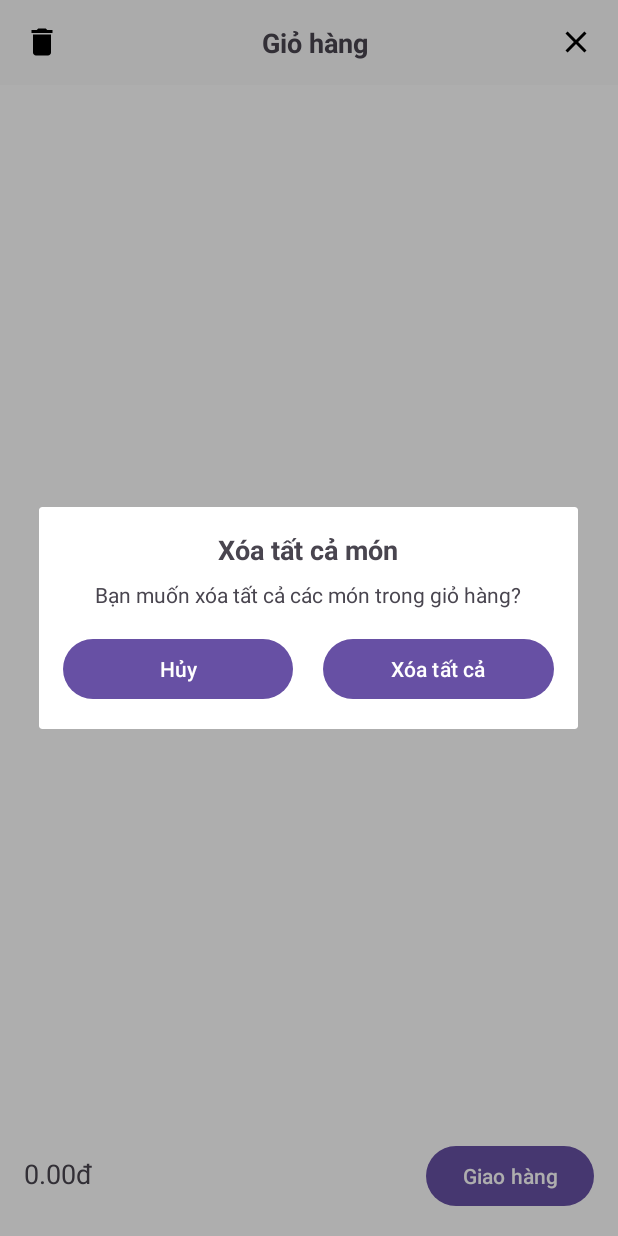
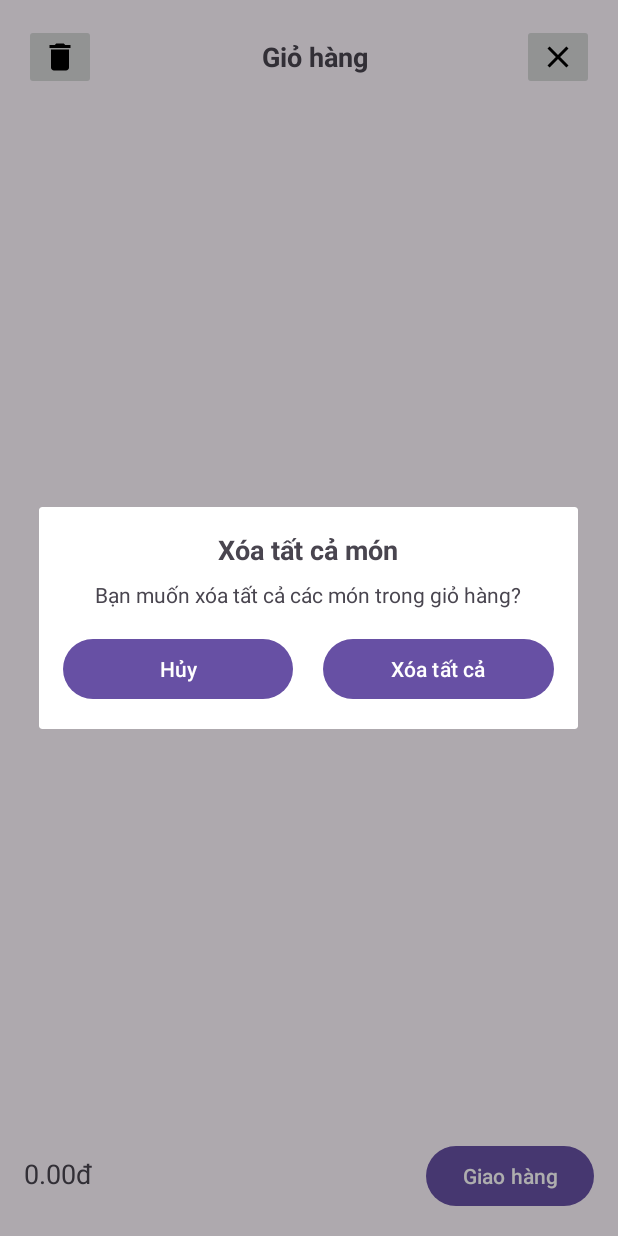
Before and after one commit to hoanglongjpg/FastDine, an Android app: the CartActivity screen opened directly, with no data from a screen before it, after a tap on "Clear Cart", on a phone screen of 412 x 824 dp. Run offline under Robolectric (Android 15) with nearby library versions, the phone set to English and light mode, and no system bars; our stand-ins replace Firebase (no records; nobody signed in at launch, a user with empty details on screens opened directly).

Commit message:
UI cart_activity.xml

```diff
--- a/app/src/main/res/layout/activity_cart.xml
+++ b/app/src/main/res/layout/activity_cart.xml
@@ -3,8 +3,7 @@
     xmlns:app="http://schemas.android.com/apk/res-auto"
     android:layout_width="match_parent"
     android:layout_height="match_parent"
-    android:orientation="vertical"
-    android:background="#FFFFFF">
+    android:orientation="vertical">
 
     <!-- Thanh tiêu đề giỏ hàng -->
     <LinearLayout
@@ -12,8 +11,7 @@
         android:layout_height="wrap_content"
         android:orientation="horizontal"
         android:padding="16dp"
-        android:gravity="center_vertical"
-        android:background="#FAFAFA">
+        android:gravity="center_vertical">
 
         <!-- Icon thùng rác (Delete) nằm bên trái -->
         <ImageButton
@@ -21,7 +19,6 @@
             android:layout_width="wrap_content"
             android:layout_height="wrap_content"
             android:src="@drawable/ic_delete"
-            android:background="?android:attr/selectableItemBackground"
             android:contentDescription="Clear Cart"
             android:layout_marginEnd="8dp" />
 
@@ -33,15 +30,13 @@
             android:text="Giỏ hàng"
             android:textSize="18sp"
             android:textStyle="bold"
-            android:gravity="center"
-            android:background="#FAFAFA" />
+            android:gravity="center" />
 
         <!-- Icon đóng giỏ hàng nằm bên phải -->
         <ImageButton
             android:layout_width="wrap_content"
             android:layout_height="wrap_content"
             android:src="@drawable/ic_close"
-            android:background="?android:attr/selectableItemBackground"
             android:contentDescription="Close Cart"
             android:onClick="closeCart" />
     </LinearLayout>
--- a/app/src/main/res/layout/cart_item.xml
+++ b/app/src/main/res/layout/cart_item.xml
@@ -53,7 +53,6 @@
             android:id="@+id/decreaseQuantityButton"
             android:layout_width="40dp"
             android:layout_height="40dp"
-            android:background="?android:attr/selectableItemBackground"
             android:src="@drawable/ic_horizontal_rule" />
 
         <!-- Hiển thị số lượng -->
@@ -72,7 +71,6 @@
             android:id="@+id/increaseQuantityButton"
             android:layout_width="40dp"
             android:layout_height="40dp"
-            android:background="?android:attr/selectableItemBackground"
             android:src="@drawable/ic_add" />
     </LinearLayout>
 </LinearLayout>
```
